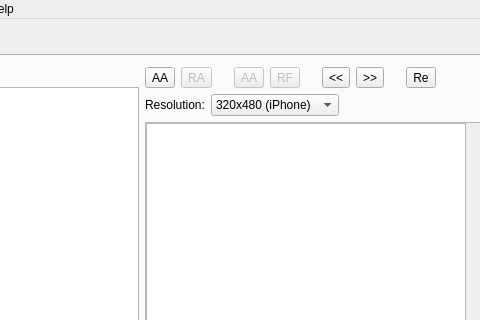
Above: mainwindow.ui from lvklabs/sprite-animator-tool before the change; both pictures show x 185 to 665 and y 0 to 320 of the 1199 by 746 pixel window. Below: the same form after it.
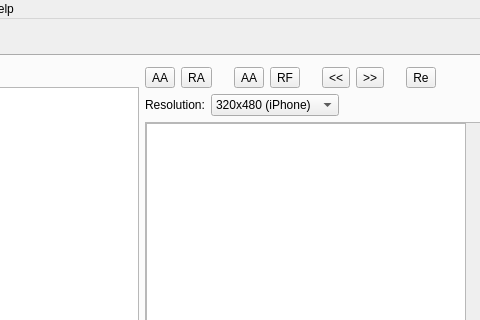
That is the form after the change. The open tabs and pages were chosen to show the change. Icons and pictures are not drawn. Custom widgets are drawn as their Qt base class.

Commit message: Removed logic to disable/enable some tool buttons

```diff
--- a/mainwindow.ui
+++ b/mainwindow.ui
@@ -26,6 +26,9 @@
     </property>
     <item row="0" column="1">
      <widget class="QTabWidget" name="tabWidget">
+      <property name="enabled">
+       <bool>true</bool>
+      </property>
       <property name="sizePolicy">
        <sizepolicy hsizetype="Expanding" vsizetype="Expanding">
         <horstretch>0</horstretch>
@@ -586,7 +589,7 @@
           <item row="0" column="1">
            <widget class="QToolButton" name="removeAniButton">
             <property name="enabled">
-             <bool>false</bool>
+             <bool>true</bool>
             </property>
             <property name="toolTip">
              <string extracomment="Remove selected animation">Remove current animation</string>
@@ -617,7 +620,7 @@
           <item row="0" column="3">
            <widget class="QToolButton" name="addAframeButton">
             <property name="enabled">
-             <bool>false</bool>
+             <bool>true</bool>
             </property>
             <property name="toolTip">
              <string extracomment="Add frame to the current animation">Add new frame to the current animation</string>
@@ -634,7 +637,7 @@
           <item row="0" column="4">
            <widget class="QToolButton" name="removeAframeButton">
             <property name="enabled">
-             <bool>false</bool>
+             <bool>true</bool>
             </property>
             <property name="toolTip">
              <string extracomment="Remove selected frame from current animation">Remove selected frame from current animation</string>
```
Left out of the diff: 16 changed lines with no effect on the pictures. The commit also changes 1 other file.
